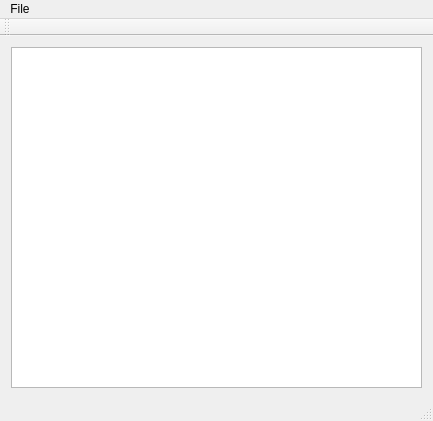
The window that tools/resourceviewer/MainWindow.ui (ObKo/OpenSR) describes before a commit, drawn with Qt 5.
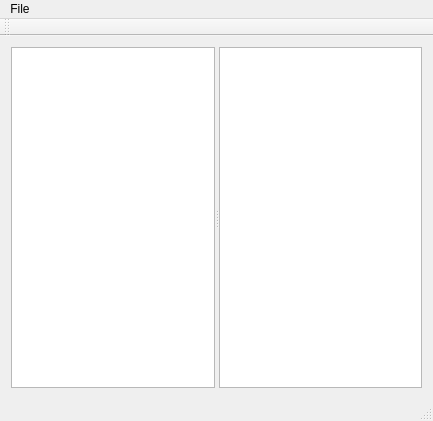
The same window after the commit.

```diff
--- a/tools/resourceviewer/MainWindow.ui
+++ b/tools/resourceviewer/MainWindow.ui
@@ -16,7 +16,13 @@
   <widget class="QWidget" name="centralWidget">
    <layout class="QGridLayout" name="gridLayout">
     <item row="0" column="0">
+     <widget class="QSplitter" name="splitter">
+      <property name="orientation">
+       <enum>Qt::Horizontal</enum>
+      </property>
+      <widget class="QTreeView" name="fileTreeView"/>
      <widget class="QGraphicsView" name="graphicsView"/>
+     </widget>
     </item>
    </layout>
   </widget>
```
Lines whose indentation alone changed are shown as unchanged.
